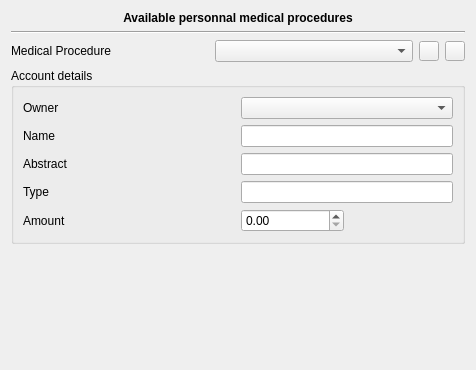
FreeHealth/freehealth, file plugins/accountplugin/preferences/medicalprocedurepage.ui: the form before one commit.
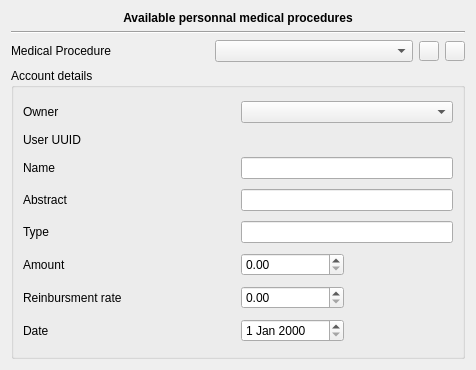
The form after the commit.

Commit message: use of medical procedure page

What changed in the file:
```diff
--- a/plugins/accountplugin/preferences/medicalprocedurepage.ui
+++ b/plugins/accountplugin/preferences/medicalprocedurepage.ui
@@ -48,24 +48,24 @@
       <string>Account details</string>
      </property>
      <layout class="QGridLayout" name="gridLayout">
-      <item row="1" column="0" colspan="2">
-       <widget class="QLabel" name="label_3">
+      <item row="2" column="0" colspan="2">
+       <widget class="QLabel" name="nameLabel">
         <property name="text">
          <string>Name</string>
         </property>
        </widget>
       </item>
-      <item row="1" column="2" colspan="2">
+      <item row="2" column="2" colspan="2">
        <widget class="QLineEdit" name="name"/>
       </item>
-      <item row="2" column="0" colspan="2">
-       <widget class="QLabel" name="label_4">
+      <item row="3" column="0" colspan="2">
+       <widget class="QLabel" name="abstractLabel">
         <property name="text">
          <string>Abstract</string>
         </property>
        </widget>
       </item>
-      <item row="2" column="2" colspan="2">
+      <item row="3" column="2" colspan="2">
        <widget class="QLineEdit" name="abstract_2"/>
       </item>
       <item row="0" column="0" colspan="2">
@@ -75,29 +75,75 @@
         </property>
        </widget>
       </item>
-      <item row="3" column="0" colspan="2">
-       <widget class="QLabel" name="label_5">
+      <item row="4" column="0" colspan="2">
+       <widget class="QLabel" name="typeLabel">
         <property name="text">
          <string>Type</string>
         </property>
        </widget>
       </item>
-      <item row="3" column="2" colspan="2">
+      <item row="4" column="2" colspan="2">
        <widget class="QLineEdit" name="type"/>
       </item>
-      <item row="4" column="0">
-       <widget class="QLabel" name="label_6">
+      <item row="5" column="0">
+       <widget class="QLabel" name="amountLabel">
         <property name="text">
          <string>Amount</string>
         </property>
        </widget>
       </item>
-      <item row="4" column="2">
+      <item row="5" column="2">
        <widget class="QDoubleSpinBox" name="amountSpin"/>
       </item>
       <item row="0" column="2" colspan="2">
        <widget class="QComboBox" name="ownersComboBox"/>
       </item>
+      <item row="1" column="2" colspan="2">
+       <widget class="QLabel" name="userUidLabel">
+        <property name="sizePolicy">
+         <sizepolicy hsizetype="Preferred" vsizetype="Fixed">
+          <horstretch>0</horstretch>
+          <verstretch>0</verstretch>
+         </sizepolicy>
+        </property>
+        <property name="text">
+         <string/>
+        </property>
+       </widget>
+      </item>
+      <item row="1" column="0">
+       <widget class="QLabel" name="label_2">
+        <property name="text">
+         <string>User UUID</string>
+        </property>
+       </widget>
+      </item>
+      <item row="6" column="0">
+       <widget class="QLabel" name="reinmbLabel">
+        <property name="text">
+         <string>Reinbursment rate</string>
+        </property>
+        <property name="buddy">
+         <cstring>rateSpin</cstring>
+        </property>
+       </widget>
+      </item>
+      <item row="6" column="2">
+       <widget class="QDoubleSpinBox" name="rateSpin"/>
+      </item>
+      <item row="7" column="0">
+       <widget class="QLabel" name="dateLabel">
+        <property name="text">
+         <string>Date</string>
+        </property>
+        <property name="buddy">
+         <cstring>dateEdit</cstring>
+        </property>
+       </widget>
+      </item>
+      <item row="7" column="2">
+       <widget class="QDateEdit" name="dateEdit"/>
+      </item>
      </layout>
     </widget>
    </item>
@@ -138,25 +184,12 @@
     <widget class="QComboBox" name="mpComboBox"/>
    </item>
    <item row="2" column="0">
-    <widget class="QLabel" name="label_2">
+    <widget class="QLabel" name="MPLabel">
      <property name="text">
       <string>Medical Procedure</string>
      </property>
     </widget>
    </item>
-   <item row="7" column="0">
-    <spacer name="verticalSpacer">
-     <property name="orientation">
-      <enum>Qt::Vertical</enum>
-     </property>
-     <property name="sizeHint" stdset="0">
-      <size>
-       <width>20</width>
-       <height>40</height>
-      </size>
-     </property>
-    </spacer>
-   </item>
   </layout>
  </widget>
  <tabstops>
```
Left out of the diff: 20 changed lines with no effect on the pictures.
